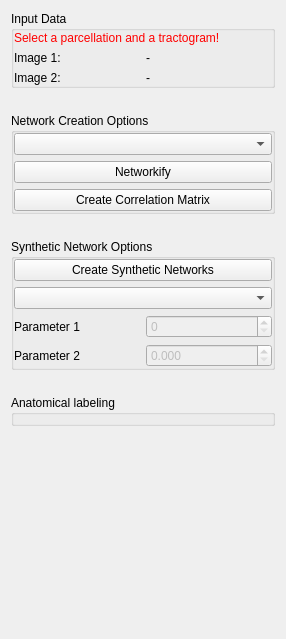
First picture: the form in Plugins/org.mitk.gui.qt.diffusionimaging.connectomics/src/internal/QmitkConnectomicsDataViewControls.ui, repository MITK/MITK, before the edit.
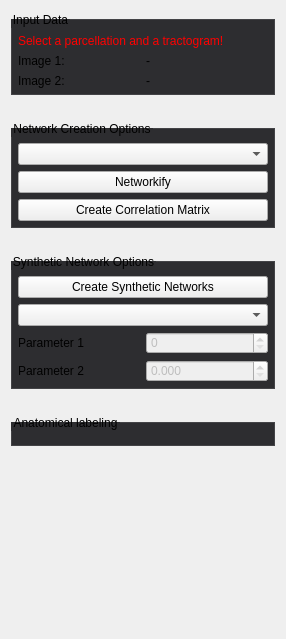
Second picture: the form after the edit. Custom widgets are drawn as their Qt base class.

Commit message: Update diffusion view style

What changed in the file:
```diff
--- a/Plugins/org.mitk.gui.qt.diffusionimaging.connectomics/src/internal/QmitkConnectomicsDataViewControls.ui
+++ b/Plugins/org.mitk.gui.qt.diffusionimaging.connectomics/src/internal/QmitkConnectomicsDataViewControls.ui
@@ -19,6 +19,43 @@
   <property name="windowTitle">
    <string>QmitkTemplate</string>
   </property>
+  <property name="styleSheet">
+   <string>QCommandLinkButton {
+  font-weight: normal;
+}
+
+QCommandLinkButton:disabled {
+  border: none;
+  font-weight: lighter;
+}
+
+QToolBox::tab {
+  border: 1px solid #434346;
+  font-weight: bold;
+}
+
+QToolBox::tab:hover {
+  background-color: #434346;
+  font-weight: bold;
+}
+
+QToolBox::tab:selected {
+  background-color: #1c97ea;
+  border: 1px solid #1c97ea;
+  font-weight: bold;
+}
+
+QGroupBox {
+  border: 1px solid #434346;
+  background-color: #2d2d30;
+  margin-top: 8px;
+  padding-top: 8px;
+}
+
+QGroupBox, QGroupBox:disabled {
+  background-color: #2d2d30;
+}</string>
+  </property>
   <layout class="QGridLayout" name="gridLayout">
    <property name="verticalSpacing">
     <number>25</number>
@@ -30,16 +67,16 @@
      </property>
      <layout class="QGridLayout" name="gridLayout_4">
       <property name="leftMargin">
-       <number>0</number>
+       <number>6</number>
       </property>
       <property name="topMargin">
-       <number>0</number>
+       <number>6</number>
       </property>
       <property name="rightMargin">
-       <number>0</number>
+       <number>6</number>
       </property>
       <property name="bottomMargin">
-       <number>0</number>
+       <number>6</number>
       </property>
       <item row="0" column="0">
        <widget class="QLabel" name="lblWarning">
@@ -97,16 +134,16 @@
      </property>
      <layout class="QGridLayout" name="gridLayout_2">
       <property name="leftMargin">
-       <number>0</number>
+       <number>6</number>
       </property>
       <property name="topMargin">
-       <number>0</number>
+       <number>6</number>
       </property>
       <property name="rightMargin">
-       <number>0</number>
+       <number>6</number>
       </property>
       <property name="bottomMargin">
-       <number>0</number>
+       <number>6</number>
       </property>
       <item row="1" column="0">
        <widget class="QPushButton" name="networkifyPushButton">
@@ -141,16 +178,16 @@
      </property>
      <layout class="QGridLayout" name="gridLayout_3">
       <property name="leftMargin">
-       <number>0</number>
+       <number>6</number>
       </property>
       <property name="topMargin">
-       <number>0</number>
+       <number>6</number>
       </property>
       <property name="rightMargin">
-       <number>0</number>
+       <number>6</number>
       </property>
       <property name="bottomMargin">
-       <number>0</number>
+       <number>6</number>
       </property>
       <item row="1" column="0">
        <widget class="QComboBox" name="syntheticNetworkComboBox"/>
@@ -223,16 +260,16 @@
      </property>
      <layout class="QGridLayout" name="gridLayout_5">
       <property name="leftMargin">
-       <number>0</number>
+       <number>6</number>
       </property>
       <property name="topMargin">
-       <number>0</number>
+       <number>6</number>
       </property>
       <property name="rightMargin">
-       <number>0</number>
+       <number>6</number>
       </property>
       <property name="bottomMargin">
-       <number>0</number>
+       <number>6</number>
       </property>
       <item row="0" column="0">
        <widget class="QmitkFreeSurferParcellationWidget" name="parcellationWidget" native="true"/>
@@ -255,7 +292,7 @@
    </item>
   </layout>
  </widget>
- <layoutdefault spacing="6" margin="11"/>
+ <layoutdefault spacing="6" margin="11"></layoutdefault>
  <customwidgets>
   <customwidget>
    <class>QmitkFreeSurferParcellationWidget</class>
```
Left out of the diff: 12 changed lines with no effect on the pictures. The commit also changes 32 other files.
